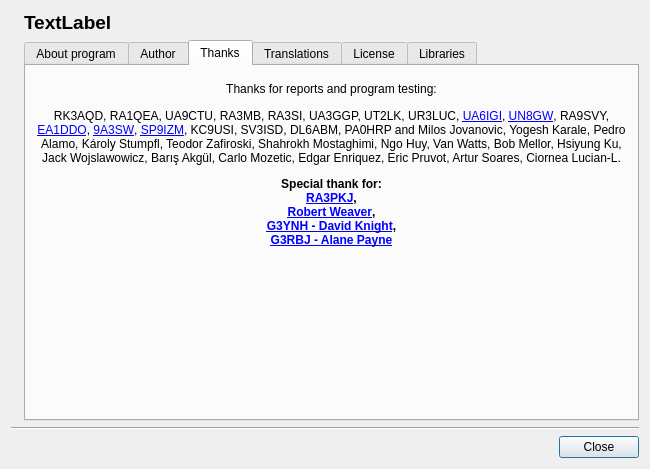
Above: about.ui from radioacoustick/Coil64 before the change. Below: the same form after it.
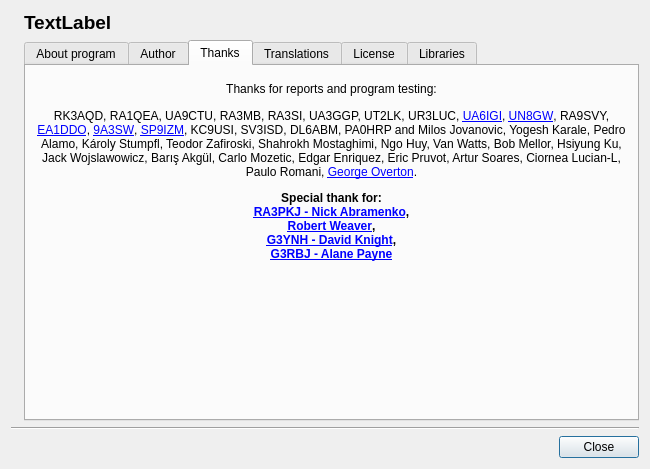
That is the form after the change. The open tabs and pages were chosen to show the change. Icons and pictures are not drawn.

What changed in the file:
```diff
--- a/about.ui
+++ b/about.ui
@@ -13,6 +13,12 @@
     <height>469</height>
    </rect>
   </property>
+  <property name="sizePolicy">
+   <sizepolicy hsizetype="Fixed" vsizetype="Fixed">
+    <horstretch>0</horstretch>
+    <verstretch>0</verstretch>
+   </sizepolicy>
+  </property>
   <property name="minimumSize">
    <size>
     <width>650</width>
@@ -281,7 +287,7 @@
            <item>
             <widget class="QLabel" name="label_8">
              <property name="text">
-              <string notr="true">&lt;html&gt;&lt;head/&gt;&lt;body&gt;&lt;p align=&quot;center&quot;&gt;RK3AQD, RA1QEA, UA9CTU, RA3MB, RA3SI, UA3GGP, UT2LK, UR3LUC, &lt;a href=&quot;http://ua6igi.ru/&quot;&gt;&lt;span style=&quot; text-decoration: underline; color:#0000ff;&quot;&gt;UA6IGI&lt;/span&gt;&lt;/a&gt;, &lt;a href=&quot;http://un8gv.my1.ru/&quot;&gt;&lt;span style=&quot; text-decoration: underline; color:#0000ff;&quot;&gt;UN8GW&lt;/span&gt;&lt;/a&gt;, RA9SVY, &lt;a href=&quot;http://ea1ddo.es/&quot;&gt;&lt;span style=&quot; text-decoration: underline; color:#0000ff;&quot;&gt;EA1DDO&lt;/span&gt;&lt;/a&gt;, &lt;a href=&quot;http://www.qrz.com/db/9A3SW&quot;&gt;&lt;span style=&quot; text-decoration: underline; color:#0000ff;&quot;&gt;9A3SW&lt;/span&gt;&lt;/a&gt;, &lt;a href=&quot;http://qrz.pl/callbook.asp?f_domena=sp9izm&quot;&gt;&lt;span style=&quot; text-decoration: underline; color:#0000ff;&quot;&gt;SP9IZM&lt;/span&gt;&lt;/a&gt;, KC9USI, SV3ISD, DL6ABM, PA0HRP and Milos Jovanovic, Yogesh Karale, Pedro Alamo, Károly Stumpfl, Teodor Zafiroski, Shahrokh Mostaghimi, Ngo Huy, Van Watts, Bob Mellor, Hsiyung Ku, Jack Wojslawowicz, Barış Akgül, Carlo Mozetic, Edgar Enriquez, Eric Pruvot, Artur Soares, Ciornea Lucian-L.&lt;/p&gt;&lt;p align=&quot;center&quot;&gt;&lt;span style=&quot; font-weight:600;&quot;&gt;Special thank for:&lt;br/&gt;&lt;/span&gt;&lt;a href=&quot;http://www.ra3pkj.ru/&quot;&gt;&lt;span style=&quot; font-weight:600; text-decoration: underline; color:#0000ff;&quot;&gt;RA3PKJ&lt;/span&gt;&lt;/a&gt;&lt;span style=&quot; font-weight:600;&quot;&gt;,&lt;br/&gt;&lt;/span&gt;&lt;a href=&quot;http://electronbunker.ca/eb/index.html&quot;&gt;&lt;span style=&quot; font-weight:600; text-decoration: underline; color:#0000ff;&quot;&gt;Robert Weaver&lt;/span&gt;&lt;/a&gt;&lt;span style=&quot; font-weight:600;&quot;&gt;,&lt;br/&gt;&lt;/span&gt;&lt;a href=&quot;http://www.g3ynh.info/index.html&quot;&gt;&lt;span style=&quot; font-weight:600; text-decoration: underline; color:#0000ff;&quot;&gt;G3YNH - David Knight&lt;/span&gt;&lt;/a&gt;&lt;span style=&quot; font-weight:600;&quot;&gt;,&lt;br/&gt;&lt;/span&gt;&lt;a href=&quot;http://g3rbj.co.uk&quot;&gt;&lt;span style=&quot; font-weight:600; text-decoration: underline; color:#0000ff;&quot;&gt;G3RBJ - Alane Payne&lt;/span&gt;&lt;/a&gt;&lt;/p&gt;&lt;/body&gt;&lt;/html&gt;</string>
+              <string notr="true">&lt;html&gt;&lt;head/&gt;&lt;body&gt;&lt;p align=&quot;center&quot;&gt;RK3AQD, RA1QEA, UA9CTU, RA3MB, RA3SI, UA3GGP, UT2LK, UR3LUC, &lt;a href=&quot;http://ua6igi.ru/&quot;&gt;&lt;span style=&quot; text-decoration: underline; color:#0000ff;&quot;&gt;UA6IGI&lt;/span&gt;&lt;/a&gt;, &lt;a href=&quot;http://un8gv.my1.ru/&quot;&gt;&lt;span style=&quot; text-decoration: underline; color:#0000ff;&quot;&gt;UN8GW&lt;/span&gt;&lt;/a&gt;, RA9SVY, &lt;a href=&quot;http://ea1ddo.es/&quot;&gt;&lt;span style=&quot; text-decoration: underline; color:#0000ff;&quot;&gt;EA1DDO&lt;/span&gt;&lt;/a&gt;, &lt;a href=&quot;http://www.qrz.com/db/9A3SW&quot;&gt;&lt;span style=&quot; text-decoration: underline; color:#0000ff;&quot;&gt;9A3SW&lt;/span&gt;&lt;/a&gt;, &lt;a href=&quot;http://qrz.pl/callbook.asp?f_domena=sp9izm&quot;&gt;&lt;span style=&quot; text-decoration: underline; color:#0000ff;&quot;&gt;SP9IZM&lt;/span&gt;&lt;/a&gt;, KC9USI, SV3ISD, DL6ABM, PA0HRP and Milos Jovanovic, Yogesh Karale, Pedro Alamo, Károly Stumpfl, Teodor Zafiroski, Shahrokh Mostaghimi, Ngo Huy, Van Watts, Bob Mellor, Hsiyung Ku, Jack Wojslawowicz, Barış Akgül, Carlo Mozetic, Edgar Enriquez, Eric Pruvot, Artur Soares, Ciornea Lucian-L, Paulo Romani, &lt;a href=&quot;https://www.geotech1.com/forums/forum.php&quot;&gt;&lt;span style=&quot; text-decoration: underline; color:#0000ff;&quot;&gt;George Overton&lt;/span&gt;&lt;/a&gt;.&lt;/p&gt;&lt;p align=&quot;center&quot;&gt;&lt;span style=&quot; font-weight:600;&quot;&gt;Special thank for:&lt;br/&gt;&lt;/span&gt;&lt;a href=&quot;http://www.ra3pkj.ru/&quot;&gt;&lt;span style=&quot; font-weight:600; text-decoration: underline; color:#0000ff;&quot;&gt;RA3PKJ - Nick Abramenko&lt;/span&gt;&lt;/a&gt;&lt;span style=&quot; font-weight:600;&quot;&gt;,&lt;br/&gt;&lt;/span&gt;&lt;a href=&quot;http://electronbunker.ca/eb/index.html&quot;&gt;&lt;span style=&quot; font-weight:600; text-decoration: underline; color:#0000ff;&quot;&gt;Robert Weaver&lt;/span&gt;&lt;/a&gt;&lt;span style=&quot; font-weight:600;&quot;&gt;,&lt;br/&gt;&lt;/span&gt;&lt;a href=&quot;http://www.g3ynh.info/index.html&quot;&gt;&lt;span style=&quot; font-weight:600; text-decoration: underline; color:#0000ff;&quot;&gt;G3YNH - David Knight&lt;/span&gt;&lt;/a&gt;&lt;span style=&quot; font-weight:600;&quot;&gt;,&lt;br/&gt;&lt;/span&gt;&lt;a href=&quot;http://g3rbj.co.uk&quot;&gt;&lt;span style=&quot; font-weight:600; text-decoration: underline; color:#0000ff;&quot;&gt;G3RBJ - Alane Payne&lt;/span&gt;&lt;/a&gt;&lt;/p&gt;&lt;/body&gt;&lt;/html&gt;</string>
              </property>
              <property name="alignment">
               <set>Qt::AlignLeading|Qt::AlignLeft|Qt::AlignTop</set>
```
Left out of the diff: 2 changed lines with no effect on the pictures.
